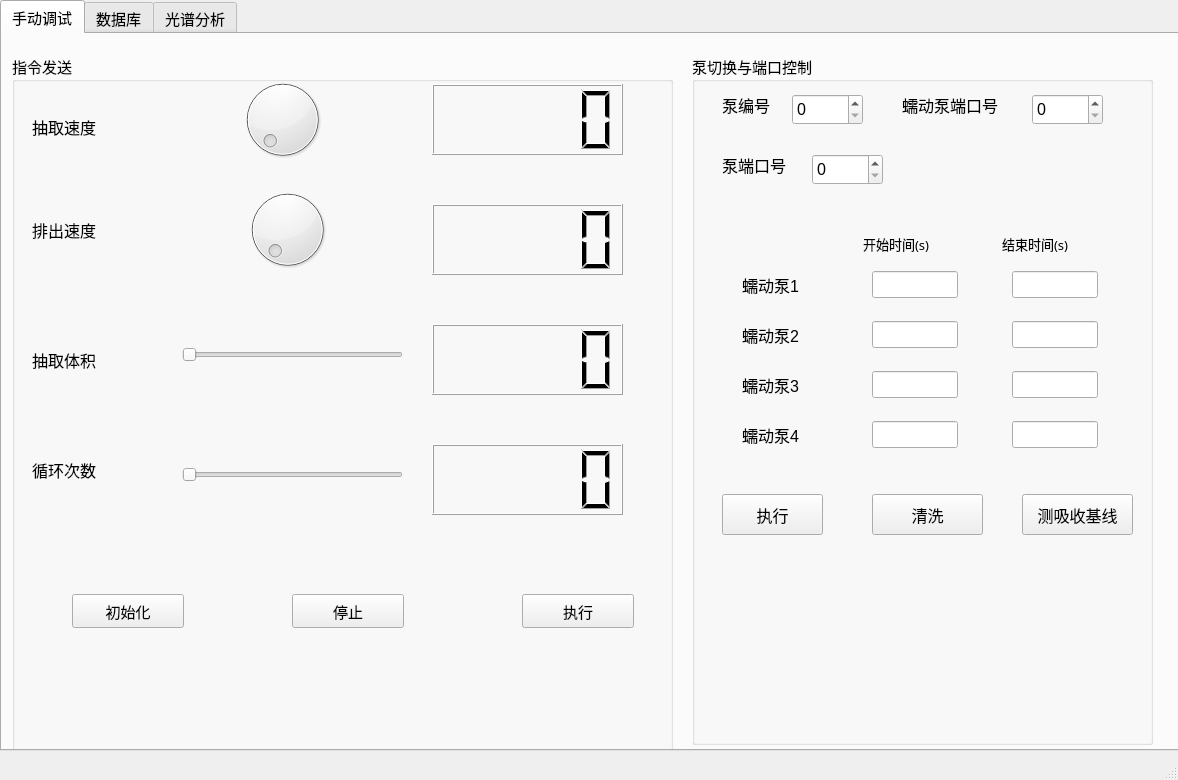
The window that gjj/interface.ui (yanhengxu98/chem_rob) describes before a commit, drawn with Qt 5.
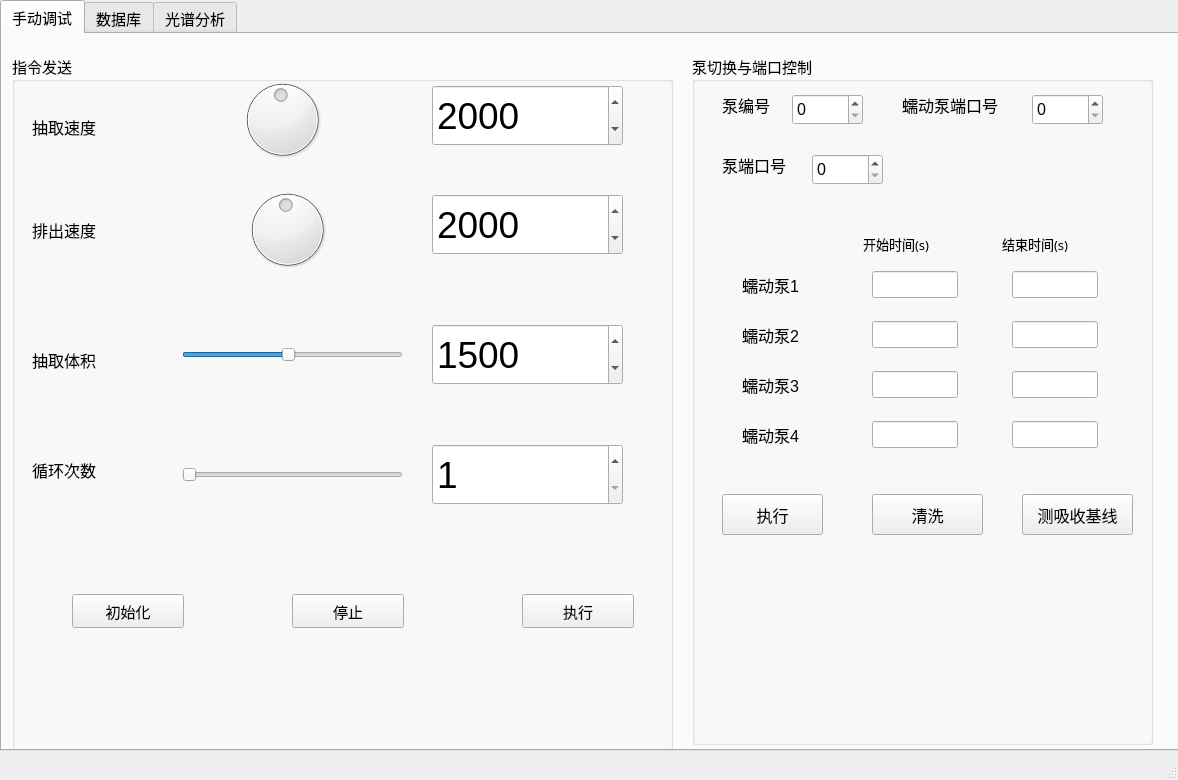
The same window after the commit. The open tabs and pages were chosen to show the change. Icons and pictures are not drawn.

```diff
--- a/gjj/interface.ui
+++ b/gjj/interface.ui
@@ -80,6 +80,9 @@
        </property>
       </widget>
       <widget class="QDial" name="dial">
+       <property name="enabled">
+        <bool>true</bool>
+       </property>
        <property name="geometry">
         <rect>
          <x>200</x>
@@ -89,7 +92,7 @@
         </rect>
        </property>
        <property name="minimum">
-        <number>1</number>
+        <number>100</number>
        </property>
        <property name="maximum">
         <number>4000</number>
@@ -97,15 +100,8 @@
        <property name="singleStep">
         <number>200</number>
        </property>
-      </widget>
-      <widget class="QLCDNumber" name="lcdNumber">
-       <property name="geometry">
-        <rect>
-         <x>420</x>
-         <y>30</y>
-         <width>191</width>
-         <height>71</height>
-        </rect>
+       <property name="value">
+        <number>2000</number>
        </property>
       </widget>
       <widget class="QLabel" name="label_2">
@@ -134,6 +130,9 @@
        </property>
       </widget>
       <widget class="QDial" name="dial_2">
+       <property name="enabled">
+        <bool>true</bool>
+       </property>
        <property name="geometry">
         <rect>
          <x>210</x>
@@ -143,7 +142,7 @@
         </rect>
        </property>
        <property name="minimum">
-        <number>1</number>
+        <number>100</number>
        </property>
        <property name="maximum">
         <number>4000</number>
@@ -151,15 +150,8 @@
        <property name="singleStep">
         <number>200</number>
        </property>
-      </widget>
-      <widget class="QLCDNumber" name="lcdNumber_2">
-       <property name="geometry">
-        <rect>
-         <x>420</x>
-         <y>150</y>
-         <width>191</width>
-         <height>71</height>
-        </rect>
+       <property name="value">
+        <number>2000</number>
        </property>
       </widget>
       <widget class="QLabel" name="label_3">
@@ -182,6 +174,9 @@
        </property>
       </widget>
       <widget class="QSlider" name="horizontalSlider">
+       <property name="enabled">
+        <bool>true</bool>
+       </property>
        <property name="geometry">
         <rect>
          <x>170</x>
@@ -191,25 +186,21 @@
         </rect>
        </property>
        <property name="minimum">
-        <number>1</number>
+        <number>100</number>
        </property>
        <property name="maximum">
         <number>3000</number>
        </property>
+       <property name="singleStep">
+        <number>100</number>
+       </property>
+       <property name="value">
+        <number>1500</number>
+       </property>
        <property name="orientation">
         <enum>Qt::Horizontal</enum>
        </property>
       </widget>
-      <widget class="QLCDNumber" name="lcdNumber_3">
-       <property name="geometry">
-        <rect>
-         <x>420</x>
-         <y>270</y>
-         <width>191</width>
-         <height>71</height>
-        </rect>
-       </property>
-      </widget>
       <widget class="QLabel" name="label_4">
        <property name="geometry">
         <rect>
@@ -248,16 +239,6 @@
         <enum>Qt::Horizontal</enum>
        </property>
       </widget>
-      <widget class="QLCDNumber" name="lcdNumber_4">
-       <property name="geometry">
-        <rect>
-         <x>420</x>
-         <y>390</y>
-         <width>191</width>
-         <height>71</height>
-        </rect>
-       </property>
-      </widget>
       <widget class="QPushButton" name="pushButton">
        <property name="geometry">
         <rect>
@@ -297,6 +278,118 @@
         <string>执行</string>
        </property>
       </widget>
+      <widget class="QSpinBox" name="lcdNumber">
+       <property name="geometry">
+        <rect>
+         <x>420</x>
+         <y>31</y>
+         <width>191</width>
+         <height>61</height>
+        </rect>
+       </property>
+       <property name="font">
+        <font>
+         <family>Arial</family>
+         <pointsize>28</pointsize>
+        </font>
+       </property>
+       <property name="minimum">
+        <number>5</number>
+       </property>
+       <property name="maximum">
+        <number>4000</number>
+       </property>
+       <property name="singleStep">
+        <number>5</number>
+       </property>
+       <property name="value">
+        <number>2000</number>
+       </property>
+      </widget>
+      <widget class="QSpinBox" name="lcdNumber_2">
+       <property name="geometry">
+        <rect>
+         <x>420</x>
+         <y>140</y>
+         <width>191</width>
+         <height>61</height>
+        </rect>
+       </property>
+       <property name="font">
+        <font>
+         <family>Arial</family>
+         <pointsize>28</pointsize>
+        </font>
+       </property>
+       <property name="minimum">
+        <number>5</number>
+       </property>
+       <property name="maximum">
+        <number>4000</number>
+       </property>
+       <property name="singleStep">
+        <number>5</number>
+       </property>
+       <property name="value">
+        <number>2000</number>
+       </property>
+      </widget>
+      <widget class="QSpinBox" name="lcdNumber_3">
+       <property name="geometry">
+        <rect>
+         <x>420</x>
+         <y>270</y>
+         <width>191</width>
+         <height>61</height>
+        </rect>
+       </property>
+       <property name="font">
+        <font>
+         <family>Arial</family>
+         <pointsize>28</pointsize>
+        </font>
+       </property>
+       <property name="minimum">
+        <number>5</number>
+       </property>
+       <property name="maximum">
+        <number>3000</number>
+       </property>
+       <property name="singleStep">
+        <number>5</number>
+       </property>
+       <property name="value">
+        <number>1500</number>
+       </property>
+      </widget>
+      <widget class="QSpinBox" name="lcdNumber_4">
+       <property name="geometry">
+        <rect>
+         <x>420</x>
+         <y>390</y>
+         <width>191</width>
+         <height>61</height>
+        </rect>
+       </property>
+       <property name="font">
+        <font>
+         <family>Arial</family>
+         <pointsize>28</pointsize>
+        </font>
+       </property>
+       <property name="minimum">
+        <number>1</number>
+       </property>
+       <property name="maximum">
+        <number>30</number>
+       </property>
+       <property name="singleStep">
+        <number>1</number>
+       </property>
+       <property name="value">
+        <number>1</number>
+       </property>
+      </widget>
      </widget>
      <widget class="QGroupBox" name="groupBox_2">
       <property name="geometry">
```
Left out of the diff: 11 changed lines with no effect on the pictures.
